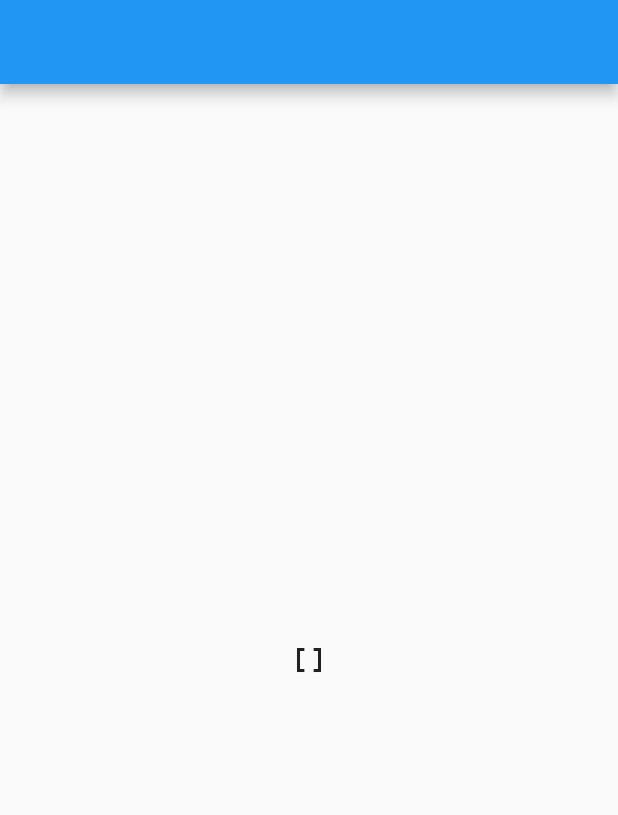
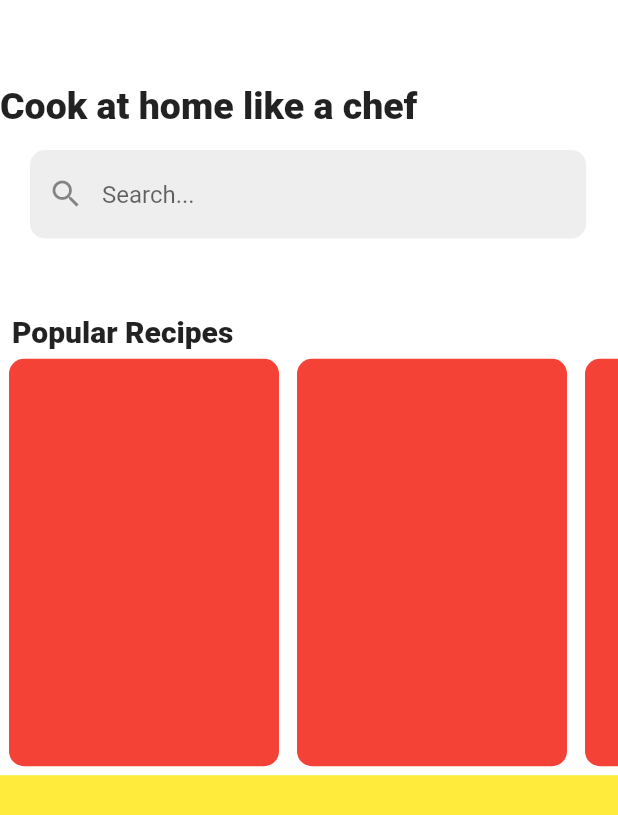
Before and after one commit to TrojanSystem/food_recipe_app, a Flutter app: the screen it shows after launch, on a phone screen of 412 x 824 dp. Shown: the top 815 px of the screen. Run offline on Flutter 3.47's test engine with Material 2 defaults, Android fonts, the phone set to English and light mode, and no system bars.

```diff
--- /dev/null
+++ b/lib/food_main_screen.dart
@@ -0,0 +1,51 @@
+import 'package:dictionary/popular_recipes.dart';
+import 'package:dictionary/search_area.dart';
+import 'package:flutter/material.dart';
+
+class FoodMainScreen extends StatelessWidget {
+  FoodMainScreen({Key? key}) : super(key: key);
+  final TextEditingController searchWord = TextEditingController();
+
+  @override
+  Widget build(BuildContext context) {
+    return Scaffold(
+      backgroundColor: Colors.white,
+      appBar: AppBar(
+        backgroundColor: Colors.white,
+        elevation: 0,
+      ),
+      body: Column(
+        crossAxisAlignment: CrossAxisAlignment.start,
+        children: [
+          Expanded(
+            child: Column(
+              crossAxisAlignment: CrossAxisAlignment.start,
+              children: [
+                const Text(
+                  'Cook at home like a chef',
+                  style: TextStyle(
+                    fontWeight: FontWeight.w900,
+                    fontSize: 25,
+                  ),
+                ),
+                SearchArea(
+                  searchedWord: searchWord,
+                )
+              ],
+            ),
+          ),
+           Expanded(
+            flex: 2,
+            child: PopularRecipes(),
+          ),
+          Expanded(
+            flex: 2,
+            child: Container(
+              color: Colors.yellow,
+            ),
+          ),
+        ],
+      ),
+    );
+  }
+}
--- a/lib/main.dart
+++ b/lib/main.dart
@@ -3,6 +3,7 @@ import 'package:provider/provider.dart';
 
 import 'dictionary_hub.dart';
 import 'dictionary_main_screen.dart';
+import 'food_main_screen.dart';
 
 void main() {
   runApp(const MyApp());
@@ -17,12 +18,12 @@ class MyApp extends StatelessWidget {
 
     return  MaterialApp(
       debugShowCheckedModeBanner: false,
-        title: 'Dictionary',
+        title: 'Food Recipe',
         theme: ThemeData(
 
           primarySwatch: Colors.blue,
         ),
-        home:  ApiIntegration(),
+        home:   FoodMainScreen(),
       );
 
   }
--- /dev/null
+++ b/lib/popular_recipes.dart
@@ -0,0 +1,45 @@
+import 'package:flutter/material.dart';
+class PopularRecipes extends StatelessWidget {
+  const PopularRecipes({
+    Key? key,
+  }) : super(key: key);
+
+  @override
+  Widget build(BuildContext context) {
+    return Column(
+      crossAxisAlignment: CrossAxisAlignment.start,
+      children: [
+        const Expanded(
+          child: Padding(
+            padding: EdgeInsets.only(left: 8.0),
+            child: Text(
+              'Popular Recipes',
+              style: TextStyle(
+                fontSize: 20,
+                fontWeight: FontWeight.w900,
+              ),
+            ),
+          ),
+        ),
+        Expanded(
+          flex: 12,
+          child: ListView.builder(
+            itemCount: 10,
+            scrollDirection: Axis.horizontal,
+            itemBuilder: (context, index) {
+              return Container(
+                decoration: BoxDecoration(
+                  color: Colors.red,
+                  borderRadius: BorderRadius.circular(10),
+                ),
+                margin: const EdgeInsets.all(6),
+                width: 180,
+                height: 100,
+              );
+            },
+          ),
+        ),
+      ],
+    );
+  }
+}
--- a/lib/search_area.dart
+++ b/lib/search_area.dart
@@ -1,22 +1,22 @@
 import 'package:flutter/material.dart';
+
 class SearchArea extends StatelessWidget {
-  const SearchArea({
-    Key? key,
-    required TextEditingController searchedWord,
-  }) : _searchedWord = searchedWord, super(key: key);
+  SearchArea({
+    required this.searchedWord,
+  });
 
-  final TextEditingController _searchedWord;
+  final TextEditingController searchedWord;
 
   @override
   Widget build(BuildContext context) {
     return Container(
-      margin: const EdgeInsets.only(right: 30.0),
-      width: MediaQuery.of(context).size.width * 0.75,
+      margin: const EdgeInsets.only(left: 20.0),
+      width: MediaQuery.of(context).size.width * 0.9,
       child: Form(
-        child:  Padding(
+        child: Padding(
           padding: const EdgeInsets.fromLTRB(0, 15, 0, 0),
           child: TextFormField(
-            controller: _searchedWord,
+            controller: searchedWord,
             validator: (value) {
               if (value == null) {
                 return 'search can\'t be empty';
@@ -25,12 +25,15 @@ class SearchArea extends StatelessWidget {
               }
             },
             onSaved: (value) {
-              _searchedWord.text = value!;
+              searchedWord.text = value!;
             },
             decoration: InputDecoration(
-              hintText: 'Search a word..',
+              prefixIcon: const Icon(
+                Icons.search,
+              ),
+              hintText: 'Search...',
               filled: true,
-              fillColor: Colors.white,
+              fillColor: Colors.grey[200],
               enabledBorder: OutlineInputBorder(
                 borderSide: BorderSide.none,
                 borderRadius: BorderRadius.circular(10),
```
